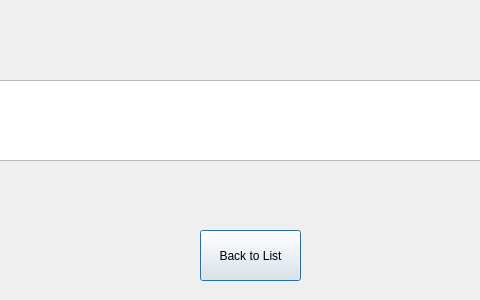
This is viewsinglestadium.ui in scottoberman/findingnemo as Qt 5 draws it before an edit; both pictures show x 90 to 570 and y 0 to 300 of the 689 by 300 pixel window. The edited form follows.
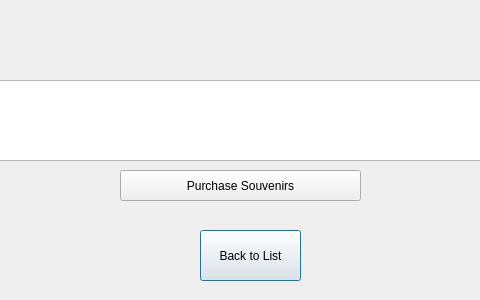
This is the edited form.

The edit to the form file:
```diff
--- a/viewsinglestadium.ui
+++ b/viewsinglestadium.ui
@@ -49,6 +49,19 @@
     <string>Back to List</string>
    </property>
   </widget>
+  <widget class="QPushButton" name="pushButton_2">
+   <property name="geometry">
+    <rect>
+     <x>210</x>
+     <y>170</y>
+     <width>241</width>
+     <height>31</height>
+    </rect>
+   </property>
+   <property name="text">
+    <string>Purchase Souvenirs</string>
+   </property>
+  </widget>
  </widget>
  <resources/>
  <connections/>
```
